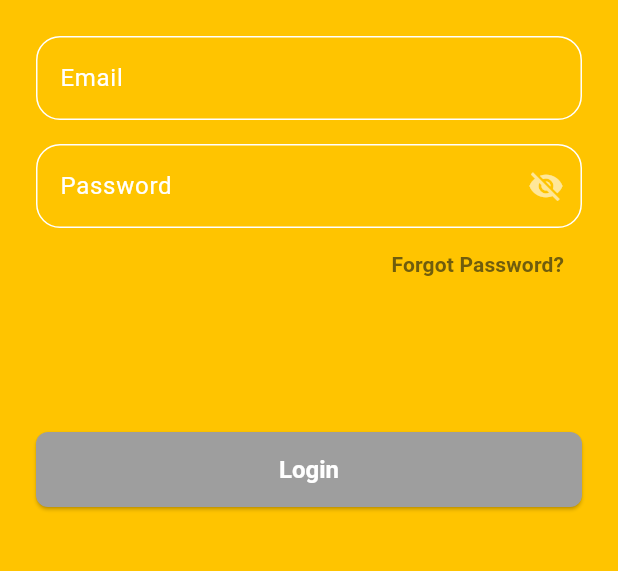
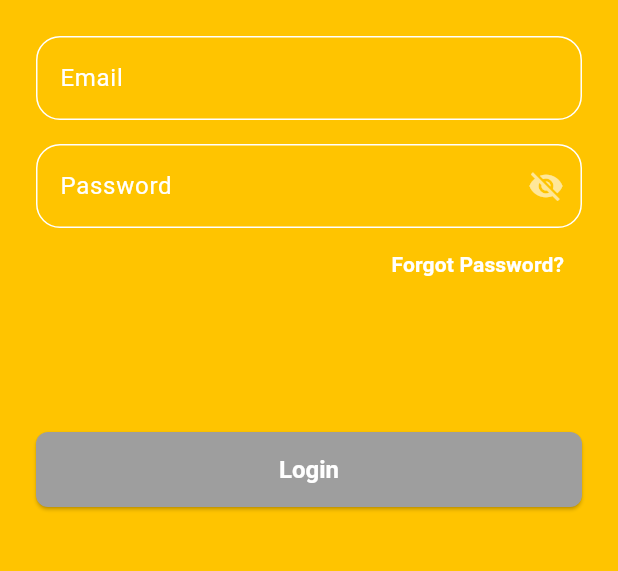
Before and after one commit to hauwajibrilibrahim/phonics_app, a Flutter app: the screen it shows after launch, after a tap on "Sign in", on a phone screen of 412 x 824 dp, the part 588-1159 px from its top. Run offline on Flutter 3.47's test engine with Material 3 defaults, Android fonts, the phone set to English and light mode, and no system bars; our stand-ins replace flutter_animate; missing offline and left inert: scribble.

```diff
--- a/lib/pages/login_page.dart
+++ b/lib/pages/login_page.dart
@@ -43,7 +43,10 @@ class _LoginPageState extends State<LoginPage> {
                           onPressed: () {},
                           child: Text(
                             "Forgot Password?",
-                            style: TextStyle(fontWeight: FontWeight.bold),
+                            style: TextStyle(
+                              fontWeight: FontWeight.bold,
+                              color: Colors.white,
+                            ),
                           ),
                         ),
                       ),
```
